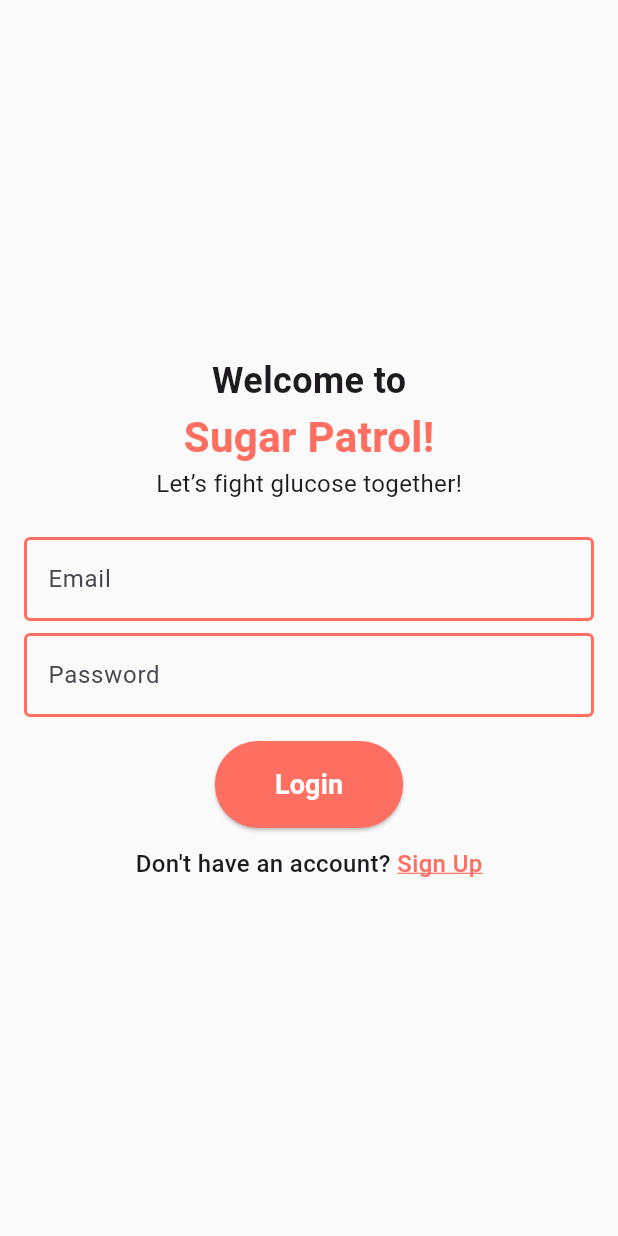
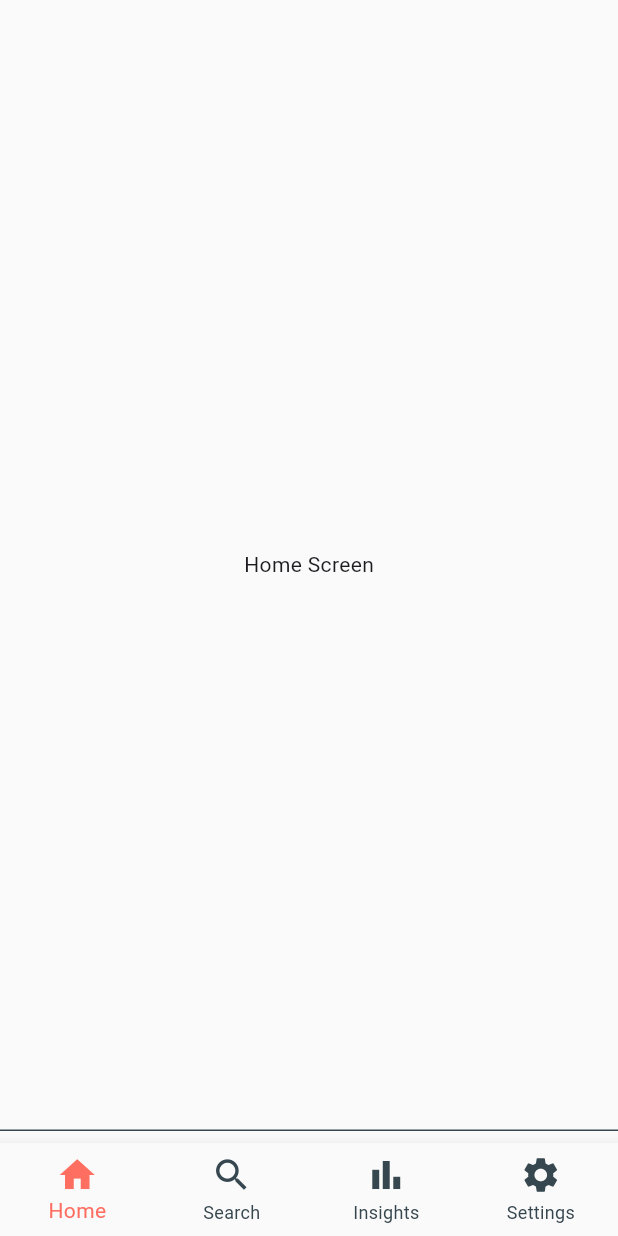
Before and after one commit to bushhes02/Sugar-Patrol, a Flutter app: the screen it shows after launch, after a tap on "Login", on a phone screen of 412 x 824 dp. Run offline on Flutter 3.47's test engine with Material 3 defaults, Android fonts, the phone set to English and light mode, and no system bars.

Commit message:
Main app navigation

```diff
--- /dev/null
+++ b/lib/home_screen.dart
@@ -0,0 +1,12 @@
+import 'package:flutter/material.dart';
+
+class HomeScreen extends StatelessWidget {
+  const HomeScreen({super.key});
+
+  @override
+  Widget build(BuildContext context) {
+    return const Scaffold(
+      body: Center(child: Text("Home Screen")),
+    );
+  }
+}
--- /dev/null
+++ b/lib/insights_screen.dart
@@ -0,0 +1,12 @@
+import 'package:flutter/material.dart';
+
+class InsightsScreen extends StatelessWidget {
+  const InsightsScreen({super.key});
+
+  @override
+  Widget build(BuildContext context) {
+    return const Scaffold(
+      body: Center(child: Text("Insights Screen")),
+    );
+  }
+}
--- a/lib/login_screen.dart
+++ b/lib/login_screen.dart
@@ -1,5 +1,6 @@
 import 'package:flutter/material.dart';
 import 'signup_screen.dart';
+import 'main_screen.dart';
 
 class LoginScreen extends StatelessWidget {
   const LoginScreen({super.key});
@@ -64,7 +65,10 @@ class LoginScreen extends StatelessWidget {
             const SizedBox(height: 16),
             ElevatedButton(
               onPressed: () {
-                // Navigation still disabled for now
+                Navigator.pushReplacement(
+                  context,
+                  MaterialPageRoute(builder: (context) => const MainScreen()),
+                );
               },
               style: ElevatedButton.styleFrom(
                 backgroundColor: Color(0xFFFF6F61),
--- a/lib/main.dart
+++ b/lib/main.dart
@@ -2,7 +2,7 @@
 import 'login_screen.dart';
 
 void main() {
-  runApp(MyApp());
+  runApp(const MyApp());
 }
 
 class MyApp extends StatelessWidget {
@@ -14,8 +14,8 @@
       title: 'Sugar Patrol',
       theme: ThemeData(
         fontFamily: 'Roboto',
-        primaryColor: Color(0xFFFF6F61), // Coral (light mode)
-        scaffoldBackgroundColor: Color(0xFFFAFAFA),
+        primaryColor: const Color(0xFFFF6F61), // Coral (light mode)
+        scaffoldBackgroundColor: const Color(0xFFFAFAFA),
         textTheme: const TextTheme(
           headlineSmall: TextStyle(fontSize: 16, fontWeight: FontWeight.w500),
           bodyLarge: TextStyle(fontSize: 16, fontWeight: FontWeight.normal),
@@ -24,15 +24,15 @@
       ),
       darkTheme: ThemeData(
         fontFamily: 'Roboto',
-        primaryColor: Color(0xFFFF8A80), // Coral (dark mode)
-        scaffoldBackgroundColor: Color(0xFF212121),
+        primaryColor: const Color(0xFFFF8A80), // Coral (dark mode)
+        scaffoldBackgroundColor: const Color(0xFF212121),
         textTheme: const TextTheme(
           headlineSmall: TextStyle(fontSize: 16, fontWeight: FontWeight.w500, color: Color(0xFFCFD8DC)),
           bodyLarge: TextStyle(fontSize: 16, fontWeight: FontWeight.normal, color: Color(0xFFCFD8DC)),
           bodyMedium: TextStyle(fontSize: 14, fontWeight: FontWeight.normal, color: Color(0xFFCFD8DC)),
         ),
       ),
-      home: LoginScreen(),
+      home: const LoginScreen(),
     );
   }
 }
--- /dev/null
+++ b/lib/main_screen.dart
@@ -0,0 +1,71 @@
+import 'package:flutter/material.dart';
+import 'home_screen.dart';
+import 'search_screen.dart';
+import 'insights_screen.dart';
+import 'settings_screen.dart';
+
+class MainScreen extends StatefulWidget {
+  const MainScreen({super.key});
+
+  @override
+  MainScreenState createState() => MainScreenState();
+}
+
+class MainScreenState extends State<MainScreen> {
+  int _currentIndex = 0;
+
+  final List<Widget> _screens = [
+    const HomeScreen(),
+    const SearchScreen(),
+    const InsightsScreen(),
+    const SettingsScreen(),
+  ];
+
+  @override
+  Widget build(BuildContext context) {
+    return Scaffold(
+      body: _screens[_currentIndex],
+      bottomNavigationBar: Container(
+        decoration: const BoxDecoration(
+          border: Border(
+            top: BorderSide(color: Color(0xFF37474F), width: 1.0),
+          ),
+        ),
+        child: Padding(
+          padding: const EdgeInsets.only(top: 8.0),
+          child: BottomNavigationBar(
+            currentIndex: _currentIndex,
+            onTap: (index) => setState(() => _currentIndex = index),
+            items: const [
+              BottomNavigationBarItem(
+                icon: Icon(Icons.home),
+                label: 'Home',
+              ),
+              BottomNavigationBarItem(
+                icon: Icon(Icons.search),
+                label: 'Search',
+              ),
+              BottomNavigationBarItem(
+                icon: Icon(Icons.bar_chart),
+                label: 'Insights',
+              ),
+              BottomNavigationBarItem(
+                icon: Icon(Icons.settings),
+                label: 'Settings',
+              ),
+            ],
+            selectedItemColor: Theme.of(context).primaryColor,
+            unselectedItemColor: const Color(0xFF37474F),
+            showUnselectedLabels: true,
+            type: BottomNavigationBarType.fixed,
+            elevation: 8.0,
+            selectedFontSize: 14,
+            unselectedFontSize: 12,
+            backgroundColor: Theme.of(context).scaffoldBackgroundColor,
+            iconSize: 28,
+          ),
+        ),
+      ),
+    );
+  }
+}
--- /dev/null
+++ b/lib/search_screen.dart
@@ -0,0 +1,12 @@
+import 'package:flutter/material.dart';
+
+class SearchScreen extends StatelessWidget {
+  const SearchScreen({super.key});
+
+  @override
+  Widget build(BuildContext context) {
+    return const Scaffold(
+      body: Center(child: Text("Search Screen")),
+    );
+  }
+}
--- /dev/null
+++ b/lib/settings_screen.dart
@@ -0,0 +1,12 @@
+import 'package:flutter/material.dart';
+
+class SettingsScreen extends StatelessWidget {
+  const SettingsScreen({super.key});
+
+  @override
+  Widget build(BuildContext context) {
+    return const Scaffold(
+      body: Center(child: Text("Settings Screen")),
+    );
+  }
+}
--- a/lib/signup_screen.dart
+++ b/lib/signup_screen.dart
@@ -1,4 +1,5 @@
 import 'package:flutter/material.dart';
+import 'main_screen.dart';
 
 class SignUpScreen extends StatelessWidget {
   const SignUpScreen({super.key});
@@ -13,7 +14,7 @@ class SignUpScreen extends StatelessWidget {
           crossAxisAlignment: CrossAxisAlignment.center,
           children: [
             const Text(
-              "Hi there! Welcome to Sugar Patrol!",
+              "Hi there! Welcome to Sugar Patrol.",
               style: TextStyle(fontSize: 28, fontWeight: FontWeight.bold),
               textAlign: TextAlign.center,
             ),
@@ -119,7 +120,10 @@ class SignUpScreen extends StatelessWidget {
             const SizedBox(height: 16),
             ElevatedButton(
               onPressed: () {
-                // Temporarily disable navigation
+                Navigator.pushReplacement(
+                  context,
+                  MaterialPageRoute(builder: (context) => const MainScreen()),
+                );
               },
               style: ElevatedButton.styleFrom(
                 backgroundColor: Color(0xFFFF6F61),
```
